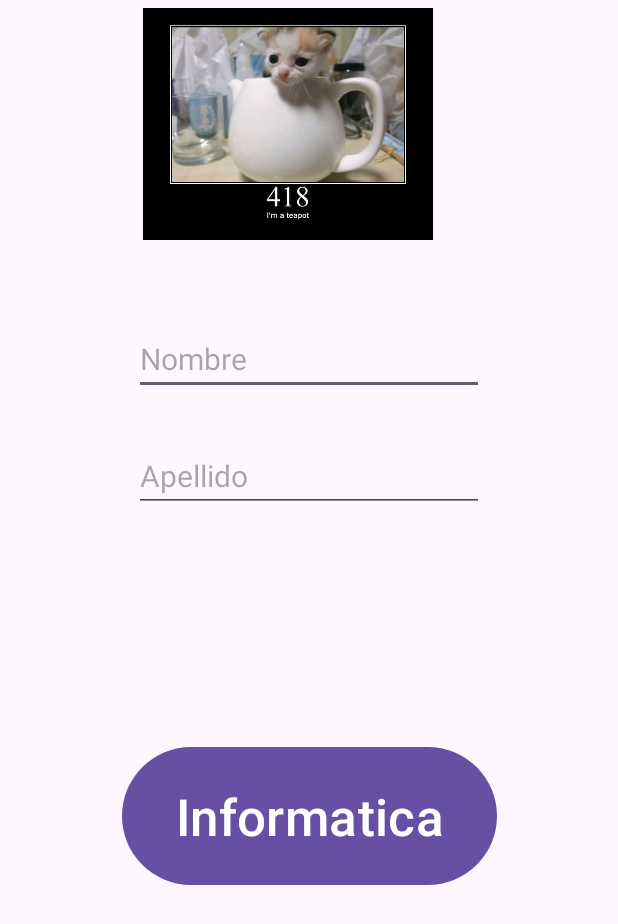
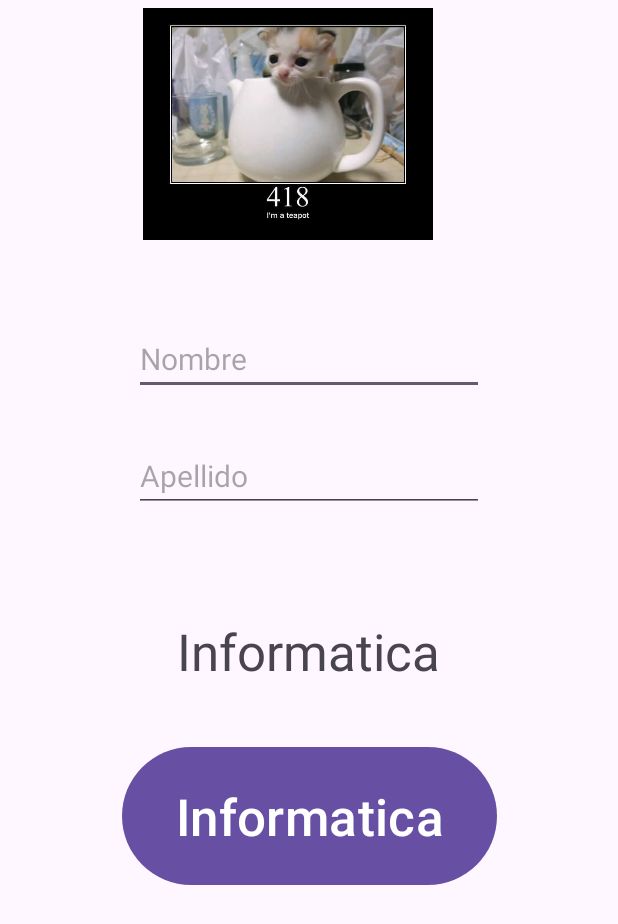
Before and after one commit to alnazo/SegundoDAM, an Android app: the screen it shows after launch (MainActivity), on a phone screen of 412 x 824 dp. Shown: the top 924 px of the screen. Run offline under Robolectric (Android 15) with nearby library versions, the phone set to English and light mode, and no system bars.

Commit message:
Fix Spinner color and ViewText onClick add

```diff
--- a/ProgramacionMultimedia/navegarWebView/app/src/main/java/com/example/navegarwebview/MainActivity.java
+++ b/ProgramacionMultimedia/navegarWebView/app/src/main/java/com/example/navegarwebview/MainActivity.java
@@ -2,16 +2,19 @@ package com.example.navegarwebview;
 
 import androidx.appcompat.app.AppCompatActivity;
 
+import android.annotation.SuppressLint;
 import android.content.Intent;
 import android.os.Bundle;
 import android.view.View;
 import android.widget.EditText;
+import android.widget.TextView;
 import android.widget.Toast;
 
 public class MainActivity extends AppCompatActivity {
 
     private EditText et1;
     private EditText et2;
+    private TextView tv1;
 
     @Override
     protected void onCreate(Bundle savedInstanceState) {
@@ -20,6 +23,14 @@ public class MainActivity extends AppCompatActivity {
 
         et1 = findViewById(R.id.nombreField);
         et2 = findViewById(R.id.apellidoField);
+        tv1 = (TextView) findViewById(R.id.informaticaText);
+
+        tv1.setOnClickListener(new View.OnClickListener() {
+            @Override
+            public void onClick(View view) {
+                navegar(view);
+            }
+        });
 
         Bundle bundle = getIntent().getExtras();
         if (bundle != null) {
--- a/ProgramacionMultimedia/navegarWebView/app/src/main/java/com/example/navegarwebview/Tecnologias.java
+++ b/ProgramacionMultimedia/navegarWebView/app/src/main/java/com/example/navegarwebview/Tecnologias.java
@@ -27,7 +27,7 @@ public class Tecnologias extends AppCompatActivity {
 
         sp = findViewById(R.id.spinner);
         String[] operations = {"File", "Writer", "Arrays", "Scanner"};
-        ArrayAdapter<String> adapter = new ArrayAdapter<String>(this, android.R.layout.simple_spinner_item, operations);
+        ArrayAdapter<String> adapter = new ArrayAdapter<String>(this, R.layout.spinner_desing, operations);
         sp.setAdapter(adapter);
 
         Bundle bundle = getIntent().getExtras();
--- a/ProgramacionMultimedia/navegarWebView/app/src/main/res/layout/activity_main.xml
+++ b/ProgramacionMultimedia/navegarWebView/app/src/main/res/layout/activity_main.xml
@@ -54,4 +54,17 @@
         app:layout_constraintTop_toTopOf="parent"
         app:srcCompat="@drawable/_18" />
 
+    <TextView
+        android:id="@+id/informaticaText"
+        android:layout_width="wrap_content"
+        android:layout_height="wrap_content"
+        android:text="Informatica"
+        android:textSize="34sp"
+        app:layout_constraintBottom_toTopOf="@+id/button"
+        app:layout_constraintEnd_toEndOf="parent"
+        app:layout_constraintHorizontal_bias="0.498"
+        app:layout_constraintStart_toStartOf="parent"
+        app:layout_constraintTop_toBottomOf="@+id/apellidoField"
+        app:layout_constraintVertical_bias="0.655" />
+
 </androidx.constraintlayout.widget.ConstraintLayout>
--- a/ProgramacionMultimedia/navegarWebView/app/src/main/res/layout/activity_tecnologias.xml
+++ b/ProgramacionMultimedia/navegarWebView/app/src/main/res/layout/activity_tecnologias.xml
@@ -11,8 +11,8 @@
         android:layout_width="300dp"
         android:layout_height="50dp"
         android:layout_marginTop="150dp"
-        android:background="#000000"
-        android:backgroundTint="#FFFFFF"
+        android:background="@color/white"
+        android:dropDownSelector="@color/black"
         app:layout_constraintEnd_toEndOf="parent"
         app:layout_constraintStart_toStartOf="parent"
         app:layout_constraintTop_toTopOf="parent" />
```
Also changed, not shown: ProgramacionMultimedia/navegarWebView/app/src/main/res/layout/spinner_desing.xml (added, +9 -0 lines).
